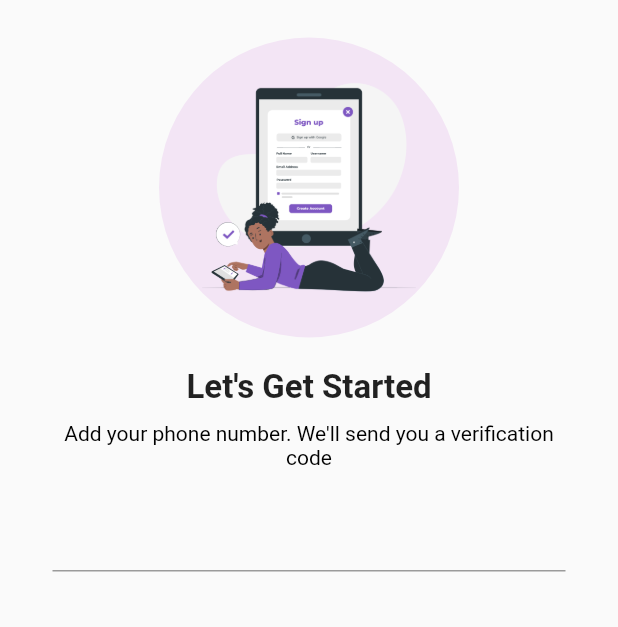
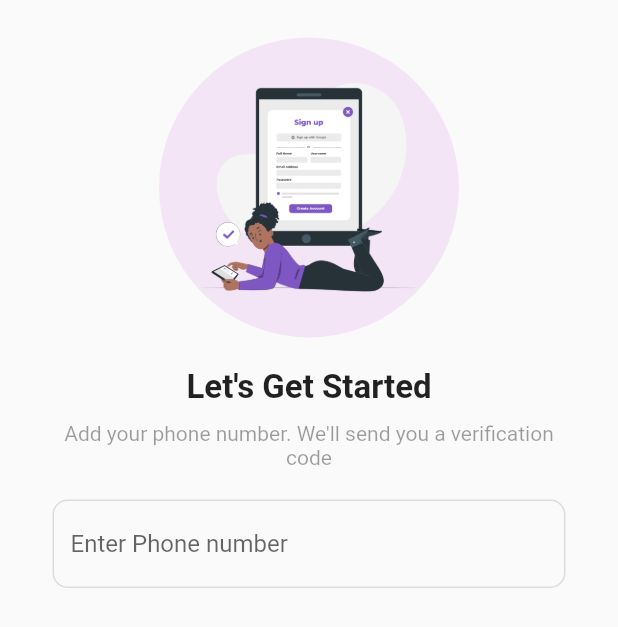
Before and after one commit to 3bdulra7manAmir/Firebase_App, a Flutter app: the RegisterScreen screen opened directly, on a phone screen of 412 x 824 dp. Shown: the top 627 px of the screen. Run offline on Flutter 3.47's test engine with Material 2 defaults, Android fonts, the phone set to English and light mode, and no system bars.

Commit message:
addingFocusedBorder_AbdulrahmanAmir

```diff
--- a/lib/Screens/RegisterScreen.dart
+++ b/lib/Screens/RegisterScreen.dart
@@ -39,7 +39,7 @@ class _RegisterScreenState extends State<RegisterScreen> {
                   "Add your phone number. We'll send you a verification code",
                   style: TextStyle(
                     fontSize: 14,
-                    color: Colors.black,
+                    color: Colors.black38,
                   ),
                   textAlign: TextAlign.center,
                 ),
@@ -47,7 +47,18 @@ class _RegisterScreenState extends State<RegisterScreen> {
                   height: 20,
                 ),
                 TextFormField(
-                  controller: ,
+                  controller: phoneController,
+                  decoration: InputDecoration(
+                    hintText: "Enter Phone number",
+                    enabledBorder: OutlineInputBorder(
+                      borderRadius: BorderRadius.circular(10),
+                      borderSide: const BorderSide(color: Colors.black12),
+                    ),
+                    focusedBorder: OutlineInputBorder(
+                      borderRadius: BorderRadius.circular(10),
+                      borderSide: const BorderSide(color: Colors.black12),
+                    ),
+                  ),
                 )
               ],
             ),
```
